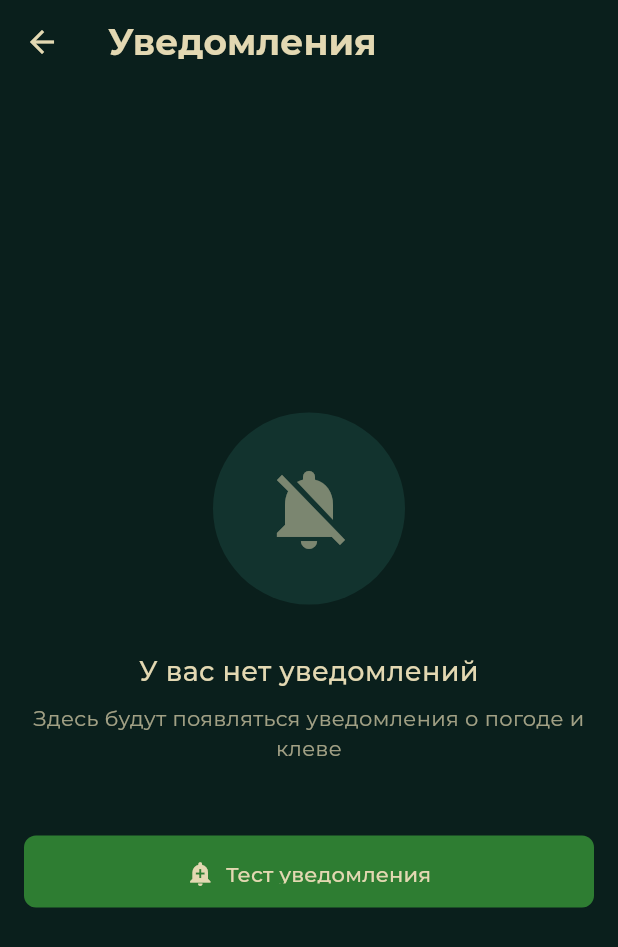
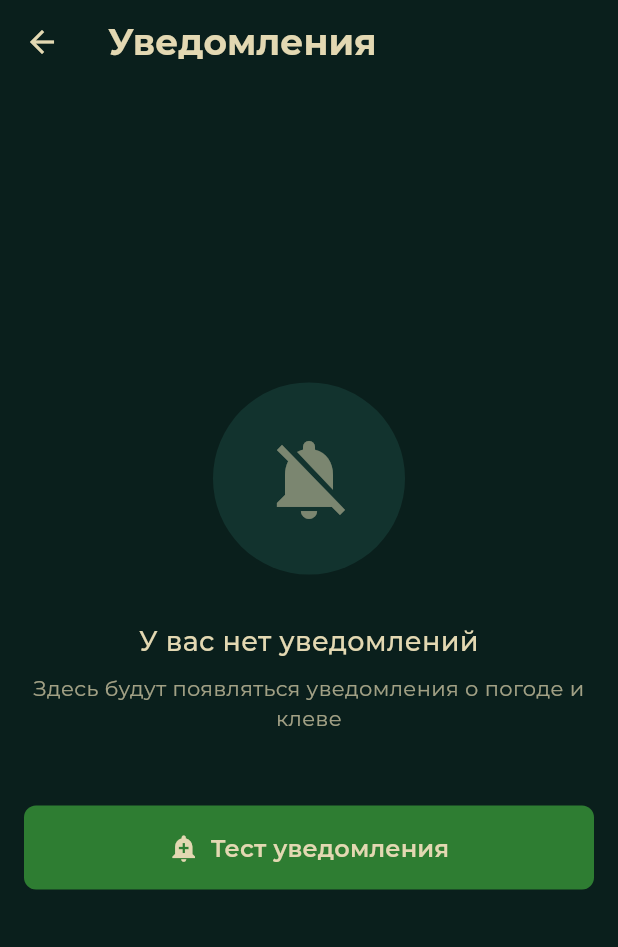
Before and after one commit to VyacheslavQA/Drift_Notes_Dart, a Flutter app: the NotificationsScreen screen opened directly, on a phone screen of 412 x 824 dp. Shown: the top 947 px of the screen. Run offline on Flutter 3.47's test engine with Material 3 defaults, Android fonts, the phone set to English and light mode, and no system bars; our stand-ins replace app_links, audioplayers, cached_network_image, cloud_firestore, connectivity_plus, firebase_auth and 13 more; missing offline and left inert: app_badge_plus, firebase_app_check, quick_actions; accounts and stored records are empty; generated files the repository leaves out were written again.

Commit message:
исправляем локализацию и мелкие проблемы

```diff
--- a/lib/providers/language_provider.dart
+++ b/lib/providers/language_provider.dart
@@ -3,6 +3,7 @@
 import 'package:flutter/material.dart';
 import 'package:shared_preferences/shared_preferences.dart';
 import '../utils/countries_data.dart';
+import '../services/weather_notification_service.dart';
 
 class LanguageProvider extends ChangeNotifier {
   Locale _currentLocale = const Locale('ru', 'RU');
@@ -58,6 +59,9 @@ class LanguageProvider extends ChangeNotifier {
         }
       }
 
+      // ДОБАВЛЕНО: Синхронизация с WeatherNotificationService при загрузке
+      await _syncWeatherServiceLanguage();
+
       // ИСПРАВЛЕНО: notifyListeners только если есть слушатели
       if (_isInitialized) {
         notifyListeners();
@@ -96,6 +100,9 @@ class LanguageProvider extends ChangeNotifier {
       debugPrint('❌ Ошибка при сохранении языка: $e');
     }
 
+    // ДОБАВЛЕНО: Синхронизация с WeatherNotificationService
+    await _syncWeatherServiceLanguage();
+
     // Принудительно уведомляем всех слушателей об изменении
     notifyListeners();
 
@@ -120,7 +127,20 @@ class LanguageProvider extends ChangeNotifier {
       debugPrint('❌ Ошибка при установке системного языка: $e');
     }
 
+    // ДОБАВЛЕНО: Синхронизация с WeatherNotificationService
+    await _syncWeatherServiceLanguage();
+
     notifyListeners();
+  }
+
+  // ДОБАВЛЕНО: Синхронизация языка с WeatherNotificationService
+  Future<void> _syncWeatherServiceLanguage() async {
+    try {
+      await WeatherNotificationService().updateLanguage(_currentLocale.languageCode);
+      debugPrint('🌤️ Язык синхронизирован с WeatherNotificationService: ${_currentLocale.languageCode}');
+    } catch (e) {
+      debugPrint('❌ Ошибка синхронизации языка с WeatherNotificationService: $e');
+    }
   }
 
   // Проверка, используется ли системный язык
@@ -197,6 +217,9 @@ class LanguageProvider extends ChangeNotifier {
       debugPrint('❌ Ошибка при сбросе языка: $e');
     }
 
+    // ДОБАВЛЕНО: Синхронизация с WeatherNotificationService при сбросе
+    await _syncWeatherServiceLanguage();
+
     notifyListeners();
   }
 
--- a/lib/screens/notifications/notifications_screen.dart
+++ b/lib/screens/notifications/notifications_screen.dart
@@ -172,11 +172,14 @@ class _NotificationsScreenState extends State<NotificationsScreen> {
   Widget _buildEmptyState(AppLocalizations localizations) {
     final isSmallScreen = ResponsiveUtils.isSmallScreen(context);
 
-    return Center(
-      child: Padding(
+    return Padding(
       padding: EdgeInsets.all(ResponsiveUtils.getHorizontalPadding(context)),
       child: Column(
-          mainAxisAlignment: MainAxisAlignment.center,
+        children: [
+          Expanded(
+            child: Center(
+              child: Column(
+                mainAxisSize: MainAxisSize.min,
                 children: [
                   Container(
                     padding: EdgeInsets.all(ResponsiveConstants.spacingXL),
@@ -212,22 +215,41 @@ class _NotificationsScreenState extends State<NotificationsScreen> {
                   SizedBox(height: ResponsiveConstants.spacingXXL),
                   SizedBox(
                     width: double.infinity,
-              height: ResponsiveConstants.minTouchTarget,
-              child: ElevatedButton.icon(
+                    height: 56, // Увеличиваем высоту
+                    child: ElevatedButton(
                       onPressed: _addTestNotification,
-                icon: const Icon(Icons.add_alert),
-                label: Text(localizations.translate('test_notification')), // ИСПРАВЛЕНО
                       style: ElevatedButton.styleFrom(
                         backgroundColor: AppConstants.primaryColor,
                         foregroundColor: AppConstants.textColor,
                         shape: RoundedRectangleBorder(
                           borderRadius: BorderRadius.circular(ResponsiveConstants.radiusM),
                         ),
+                        padding: EdgeInsets.symmetric(vertical: 12), // Добавляем вертикальные отступы
+                      ),
+                      child: Row(
+                        mainAxisAlignment: MainAxisAlignment.center,
+                        crossAxisAlignment: CrossAxisAlignment.center, // Центрируем по вертикали
+                        children: [
+                          const Icon(Icons.add_alert, size: 20), // Уменьшаем иконку
+                          SizedBox(width: ResponsiveConstants.spacingS),
+                          Text(
+                            localizations.translate('test_notification'),
+                            style: const TextStyle(
+                              fontSize: 16,
+                              fontWeight: FontWeight.w600,
+                              height: 1.0, // Убираем лишнюю высоту строки
+                            ),
+                          ),
+                        ],
                       ),
                     ),
                   ),
                 ],
               ),
+            ),
+          ),
+          SizedBox(height: ResponsiveConstants.spacingXL),
+        ],
       ),
     );
   }
```
Lines whose indentation alone changed are shown as unchanged.
